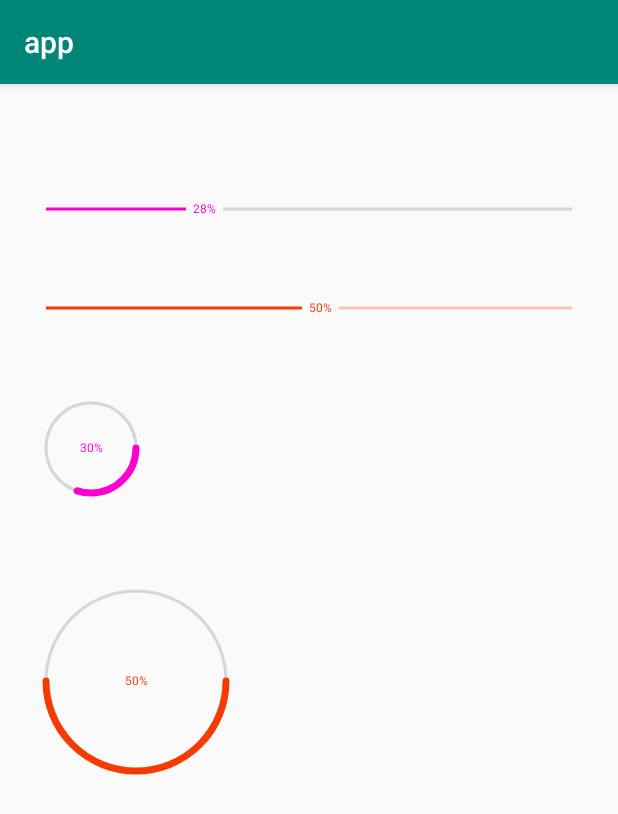
After one commit to 13120241790/customview, an Android app: the ShowProgressBarActivity screen opened directly, with no data from a screen before it, on a phone screen of 412 x 824 dp. The commit adds this screen. Shown: the top 814 px of the screen. Run offline under Robolectric (Android 15) with nearby library versions, the phone set to English and light mode, and no system bars.

Commit message:
update progressbar

```diff
--- a/app/src/main/AndroidManifest.xml
+++ b/app/src/main/AndroidManifest.xml
@@ -17,7 +17,8 @@
                 <category android:name="android.intent.category.LAUNCHER" />
             </intent-filter>
         </activity>
-        <activity android:name=".ConstraintLayoutActivity" />
+        <activity android:name=".constraintlayout.ConstraintLayoutActivity" />
+        <activity android:name=".ShowProgressBarActivity" />
     </application>
 
 </manifest>
--- a/app/src/main/java/com/custom/view/MainActivity.java
+++ b/app/src/main/java/com/custom/view/MainActivity.java
@@ -4,6 +4,8 @@ import android.content.Intent;
 import android.support.v7.app.AppCompatActivity;
 import android.os.Bundle;
 import android.view.View;
+
+import com.custom.view.constraintlayout.ConstraintLayoutActivity;
 
 public class MainActivity extends AppCompatActivity {
 
@@ -16,4 +18,8 @@ public class MainActivity extends AppCompatActivity {
     public void constraintLayout(View view) {
         startActivity(new Intent(this, ConstraintLayoutActivity.class));
     }
+
+    public void showProgressBar(View view) {
+        startActivity(new Intent(this, ShowProgressBarActivity.class));
+    }
 }
--- /dev/null
+++ b/app/src/main/java/com/custom/view/ShowProgressBarActivity.java
@@ -0,0 +1,66 @@
+package com.custom.view;
+
+import android.app.Activity;
+import android.os.Bundle;
+import android.os.Handler;
+import android.os.Message;
+import android.support.annotation.Nullable;
+import android.support.v7.app.AppCompatActivity;
+
+import com.custom.view.progressbar.HorizontalProgressBarWithNumber;
+
+import java.lang.ref.WeakReference;
+
+public class ShowProgressBarActivity extends AppCompatActivity {
+
+    private static HorizontalProgressBarWithNumber mProgressBar;
+
+
+    private static final int MSG_PROGRESS_UPDATE = 0x110;
+
+    private static MyHandler mHandler;
+
+    @Override
+    protected void onCreate(@Nullable Bundle savedInstanceState) {
+        super.onCreate(savedInstanceState);
+        setContentView(R.layout.activity_show_progress);
+        mProgressBar = (HorizontalProgressBarWithNumber) findViewById(R.id.id_progressbar01);
+        mHandler = new MyHandler<>(this);
+        mHandler.sendEmptyMessage(MSG_PROGRESS_UPDATE);
+
+    }
+
+    @Override
+    protected void onDestroy() {
+        super.onDestroy();
+        mHandler.removeCallbacksAndMessages(null);
+        mHandler = null;
+    }
+
+
+    static class MyHandler<T> extends Handler {
+
+        // WeakReference to the outer class's instance.
+        private WeakReference<T> mOuter;
+
+        MyHandler(T t) {
+            mOuter = new WeakReference<>(t);
+        }
+
+
+        @Override
+        public void handleMessage(Message msg) {
+            T t = mOuter.get();
+            if (t instanceof Activity) {
+                // Do something with outer as your wish.
+                int progress = mProgressBar.getProgress();
+                mProgressBar.setProgress(++progress);
+                if (progress >= 100) {
+                    mHandler.removeMessages(MSG_PROGRESS_UPDATE);
+
+                }
+                mHandler.sendEmptyMessageDelayed(MSG_PROGRESS_UPDATE, 100);
+            }
+        }
+    }
+}
--- a/app/src/main/java/com/custom/view/ConstraintLayoutActivity.java
+++ b/app/src/main/java/com/custom/view/constraintlayout/ConstraintLayoutActivity.java
@@ -1,8 +1,10 @@
-package com.custom.view;
+package com.custom.view.constraintlayout;
 
 import android.os.Bundle;
 import android.support.annotation.Nullable;
 import android.support.v7.app.AppCompatActivity;
+
+import com.custom.view.R;
 
 public class ConstraintLayoutActivity extends AppCompatActivity {
     @Override
--- /dev/null
+++ b/app/src/main/java/com/custom/view/progressbar/HorizontalProgressBarWithNumber.java
@@ -0,0 +1,217 @@
+package com.custom.view.progressbar;
+
+import android.content.Context;
+import android.content.res.TypedArray;
+import android.graphics.Canvas;
+import android.graphics.Paint;
+import android.util.AttributeSet;
+import android.util.TypedValue;
+import android.widget.ProgressBar;
+
+import com.custom.view.R;
+
+public class HorizontalProgressBarWithNumber extends ProgressBar {
+
+
+    private static final int DEFAULT_TEXT_SIZE = 10;
+    private static final int DEFAULT_TEXT_COLOR = 0XFFFC00D1;
+    private static final int DEFAULT_COLOR_UNREACHED_COLOR = 0xFFd3d6da;
+    private static final int DEFAULT_HEIGHT_REACHED_PROGRESS_BAR = 2;
+    private static final int DEFAULT_HEIGHT_UNREACHED_PROGRESS_BAR = 2;
+    private static final int DEFAULT_SIZE_TEXT_OFFSET = 10;
+
+
+    /**
+     * painter of all drawing things
+     */
+    protected Paint mPaint = new Paint();
+    /**
+     * color of progress number
+     */
+    protected int mTextColor = DEFAULT_TEXT_COLOR;
+    /**
+     * size of text (sp)
+     */
+    protected int mTextSize = sp2px(DEFAULT_TEXT_SIZE);
+
+    /**
+     * offset of draw progress
+     */
+    protected int mTextOffset = dp2px(DEFAULT_SIZE_TEXT_OFFSET);
+
+    /**
+     * height of reached progress bar
+     */
+    protected int mReachedProgressBarHeight = dp2px(DEFAULT_HEIGHT_REACHED_PROGRESS_BAR);
+
+    /**
+     * color of reached bar
+     */
+    protected int mReachedBarColor = DEFAULT_TEXT_COLOR;
+    /**
+     * color of unreached bar
+     */
+    protected int mUnReachedBarColor = DEFAULT_COLOR_UNREACHED_COLOR;
+    /**
+     * height of unreached progress bar
+     */
+    protected int mUnReachedProgressBarHeight = dp2px(DEFAULT_HEIGHT_UNREACHED_PROGRESS_BAR);
+    /**
+     * view width except padding
+     */
+    protected int mRealWidth;
+
+    protected boolean mIfDrawText = true;
+
+
+    public HorizontalProgressBarWithNumber(Context context, AttributeSet attrs) {
+        this(context, attrs, 0);
+    }
+
+    public HorizontalProgressBarWithNumber(Context context, AttributeSet attrs, int defStyleAttr) {
+        super(context, attrs, defStyleAttr);
+
+        setHorizontalScrollBarEnabled(true);
+
+        obtainStyledAttributes(attrs);
+    }
+
+    private void obtainStyledAttributes(AttributeSet attrs) {
+
+        // init values from custom attributes
+        final TypedArray attributes = getContext().obtainStyledAttributes(
+                attrs, R.styleable.HorizontalProgressBarWithNumber);
+
+        mTextColor = attributes
+                .getColor(
+                        R.styleable.HorizontalProgressBarWithNumber_progress_text_color,
+                        DEFAULT_TEXT_COLOR);
+        mTextSize = (int) attributes.getDimension(
+                R.styleable.HorizontalProgressBarWithNumber_progress_text_size,
+                mTextSize);
+
+        mReachedBarColor = attributes
+                .getColor(
+                        R.styleable.HorizontalProgressBarWithNumber_progress_reached_color,
+                        mTextColor);
+        mUnReachedBarColor = attributes
+                .getColor(
+                        R.styleable.HorizontalProgressBarWithNumber_progress_unreached_color,
+                        DEFAULT_COLOR_UNREACHED_COLOR);
+        mReachedProgressBarHeight = (int) attributes
+                .getDimension(
+                        R.styleable.HorizontalProgressBarWithNumber_progress_reached_bar_height,
+                        mReachedProgressBarHeight);
+        mUnReachedProgressBarHeight = (int) attributes
+                .getDimension(
+                        R.styleable.HorizontalProgressBarWithNumber_progress_unreached_bar_height,
+                        mUnReachedProgressBarHeight);
+        mTextOffset = (int) attributes
+                .getDimension(
+                        R.styleable.HorizontalProgressBarWithNumber_progress_text_offset,
+                        mTextOffset);
+
+        int textVisible = attributes
+                .getInt(R.styleable.HorizontalProgressBarWithNumber_progress_text_visibility,
+                        VISIBLE);
+        if (textVisible != VISIBLE) {
+            mIfDrawText = false;
+        }
+        attributes.recycle();
+    }
+
+    @Override
+    protected synchronized void onMeasure(int widthMeasureSpec, int heightMeasureSpec) {
+        int heightMode = MeasureSpec.getMode(heightMeasureSpec);
+        if (heightMode != MeasureSpec.EXACTLY) { //如果不是直接指定高度单位  EXACTLY 精确的
+
+            float textHeight = (mPaint.descent() + mPaint.ascent());
+            int exceptHeight = (int) (getPaddingTop() + getPaddingBottom() + Math
+                    .max(Math.max(mReachedProgressBarHeight,
+                            mUnReachedProgressBarHeight), Math.abs(textHeight)));
+
+            heightMeasureSpec = MeasureSpec.makeMeasureSpec(exceptHeight, MeasureSpec.EXACTLY);
+
+        }
+
+        super.onMeasure(widthMeasureSpec, heightMeasureSpec);
+    }
+
+    @Override
+    protected synchronized void onDraw(Canvas canvas) {
+        canvas.save();
+        //画笔平移到指定paddingLeft， getHeight() / 2位置，注意以后坐标都为以此为0，0
+        canvas.translate(getPaddingLeft(), getHeight() / 2);
+
+        boolean noNeedBg = false;
+        //当前进度和总值的比例
+        float radio = getProgress() * 1.0f / getMax();
+        //已到达的宽度
+        float progressPosX = (int) (mRealWidth * radio);
+        //绘制的文本
+        String text = getProgress() + "%";
+
+        //拿到字体的宽度和高度
+        float textWidth = mPaint.measureText(text);
+        float textHeight = (mPaint.descent() + mPaint.ascent()) / 2;
+
+        //如果到达最后，则未到达的进度条不需要绘制
+        if (progressPosX + textWidth > mRealWidth) {
+            progressPosX = mRealWidth - textWidth;
+            noNeedBg = true;
+        }
+
+        // 绘制已到达的进度
+        float endX = progressPosX - mTextOffset / 2;
+        if (endX > 0) {
+            mPaint.setColor(mReachedBarColor);
+            mPaint.setStrokeWidth(mReachedProgressBarHeight);
+            canvas.drawLine(0, 0, endX, 0, mPaint);
+        }
+
+        // 绘制文本
+        if (mIfDrawText) {
+            mPaint.setColor(mTextColor);
+            canvas.drawText(text, progressPosX, -textHeight, mPaint);
+        }
+
+        // 绘制未到达的进度条
+        if (!noNeedBg) {
+            float start = progressPosX + mTextOffset / 2 + textWidth;
+            mPaint.setColor(mUnReachedBarColor);
+            mPaint.setStrokeWidth(mUnReachedProgressBarHeight);
+            canvas.drawLine(start, 0, mRealWidth, 0, mPaint);
+        }
+
+        canvas.restore();
+
+    }
+
+    @Override
+    protected void onSizeChanged(int w, int h, int oldw, int oldh) {
+        super.onSizeChanged(w, h, oldw, oldh);
+        mRealWidth = w - getPaddingRight() - getPaddingLeft();
+    }
+
+    /**
+     * dp 2 px
+     *
+     * @param dpVal
+     */
+    protected int dp2px(int dpVal) {
+        return (int) TypedValue.applyDimension(TypedValue.COMPLEX_UNIT_DIP,
+                dpVal, getResources().getDisplayMetrics());
+    }
+
+    /**
+     * sp 2 px
+     *
+     * @param spVal
+     * @return
+     */
+    protected int sp2px(int spVal) {
+        return (int) TypedValue.applyDimension(TypedValue.COMPLEX_UNIT_SP,
+                spVal, getResources().getDisplayMetrics());
+
+    }
+}
--- /dev/null
+++ b/app/src/main/java/com/custom/view/progressbar/RoundProgressBarWidthNumber.java
@@ -0,0 +1,99 @@
+package com.custom.view.progressbar;
+
+import android.content.Context;
+import android.content.res.TypedArray;
+import android.graphics.Canvas;
+import android.graphics.Paint;
+import android.graphics.RectF;
+import android.util.AttributeSet;
+
+import com.custom.view.R;
+
+public class RoundProgressBarWidthNumber extends HorizontalProgressBarWithNumber {
+
+    /**
+     * mRadius of view
+     */
+    private int mRadius = dp2px(30);
+
+    public RoundProgressBarWidthNumber(Context context) {
+        super(context, null);
+    }
+
+    public RoundProgressBarWidthNumber(Context context, AttributeSet attrs) {
+        super(context, attrs);
+        mReachedProgressBarHeight = (int) (mUnReachedProgressBarHeight * 2.5f);
+        TypedArray ta = context.obtainStyledAttributes(attrs,
+                R.styleable.RoundProgressBarWidthNumber);
+        mRadius = (int) ta.getDimension(
+                R.styleable.RoundProgressBarWidthNumber_radius, mRadius);
+        ta.recycle();
+
+        mTextSize = sp2px(14);
+
+        mPaint.setStyle(Paint.Style.STROKE);
+        mPaint.setAntiAlias(true);
+        mPaint.setDither(true);
+        mPaint.setStrokeCap(Paint.Cap.ROUND);
+
+    }
+
+    @Override
+    protected synchronized void onMeasure(int widthMeasureSpec,
+                                          int heightMeasureSpec) {
+        int heightMode = MeasureSpec.getMode(heightMeasureSpec);
+        int widthMode = MeasureSpec.getMode(widthMeasureSpec);
+
+        int paintWidth = Math.max(mReachedProgressBarHeight,
+                mUnReachedProgressBarHeight);
+
+        if (heightMode != MeasureSpec.EXACTLY) {
+
+            int exceptHeight = (int) (getPaddingTop() + getPaddingBottom()
+                    + mRadius * 2 + paintWidth);
+            heightMeasureSpec = MeasureSpec.makeMeasureSpec(exceptHeight,
+                    MeasureSpec.EXACTLY);
+        }
+        if (widthMode != MeasureSpec.EXACTLY) {
+            int exceptWidth = (int) (getPaddingLeft() + getPaddingRight()
+                    + mRadius * 2 + paintWidth);
+            widthMeasureSpec = MeasureSpec.makeMeasureSpec(exceptWidth,
+                    MeasureSpec.EXACTLY);
+        }
+
+        super.onMeasure(heightMeasureSpec, heightMeasureSpec);
+
+    }
+
+    @Override
+    protected synchronized void onDraw(Canvas canvas) {
+
+        String text = getProgress() + "%";
+        // mPaint.getTextBounds(text, 0, text.length(), mTextBound);
+        float textWidth = mPaint.measureText(text);
+        float textHeight = (mPaint.descent() + mPaint.ascent()) / 2;
+
+        canvas.save();
+        canvas.translate(getPaddingLeft(), getPaddingTop());
+        mPaint.setStyle(Paint.Style.STROKE);
+        // draw unreaded bar
+        mPaint.setColor(mUnReachedBarColor);
+        mPaint.setStrokeWidth(mUnReachedProgressBarHeight);
+        canvas.drawCircle(mRadius, mRadius, mRadius, mPaint);
+        // draw reached bar
+        mPaint.setColor(mReachedBarColor);
+        mPaint.setStrokeWidth(mReachedProgressBarHeight);
+        float sweepAngle = getProgress() * 1.0f / getMax() * 360;
+        canvas.drawArc(new RectF(0, 0, mRadius * 2, mRadius * 2), 0,
+                sweepAngle, false, mPaint);
+        // draw text
+        mPaint.setStyle(Paint.Style.FILL);
+        canvas.drawText(text, mRadius - textWidth / 2, mRadius - textHeight,
+                mPaint);
+
+        canvas.restore();
+
+    }
+
+
+}
--- /dev/null
+++ b/app/src/main/java/com/custom/view/surfaceview/SurfaceViewTempalte.java
@@ -0,0 +1,16 @@
+package com.custom.view.surfaceview;
+
+import android.content.Context;
+import android.util.AttributeSet;
+import android.view.SurfaceView;
+
+public class SurfaceViewTempalte extends SurfaceView {
+
+    public SurfaceViewTempalte(Context context) {
+        this(context, null);
+    }
+
+    public SurfaceViewTempalte(Context context, AttributeSet attrs) {
+        super(context, attrs);
+    }
+}
--- a/app/src/main/res/layout/activity_main.xml
+++ b/app/src/main/res/layout/activity_main.xml
@@ -22,7 +22,8 @@
         android:layout_width="wrap_content"
         android:layout_height="wrap_content"
         android:layout_marginLeft="10dp"
-        android:text="Hello World!"
+        android:onClick="showProgressBar"
+        android:text="showProgressBar"
         app:layout_constraintLeft_toRightOf="@id/tv1"
         app:layout_constraintTop_toTopOf="@id/tv1" />
 
--- /dev/null
+++ b/app/src/main/res/layout/activity_show_progress.xml
@@ -0,0 +1,50 @@
+<ScrollView xmlns:android="http://schemas.android.com/apk/res/android"
+    xmlns:tools="http://schemas.android.com/tools"
+    xmlns:zhy="http://schemas.android.com/apk/res-auto"
+    android:layout_width="match_parent"
+    android:layout_height="match_parent">
+
+    <LinearLayout
+        android:layout_width="match_parent"
+        android:layout_height="match_parent"
+        android:orientation="vertical"
+        android:padding="25dp">
+
+        <com.custom.view.progressbar.HorizontalProgressBarWithNumber
+            android:id="@+id/id_progressbar01"
+            android:layout_width="match_parent"
+            android:layout_height="wrap_content"
+            android:layout_marginTop="50dip"
+            android:padding="5dp" />
+
+
+        <com.custom.view.progressbar.HorizontalProgressBarWithNumber
+            android:layout_width="match_parent"
+            android:layout_height="wrap_content"
+            android:layout_marginTop="50dip"
+            android:padding="5dp"
+            android:progress="50"
+            zhy:progress_text_color="#ffF53B03"
+            zhy:progress_unreached_color="#ffF7C6B7" />
+
+        <com.custom.view.progressbar.RoundProgressBarWidthNumber
+            android:id="@+id/id_progress02"
+            android:layout_width="match_parent"
+            android:layout_height="wrap_content"
+            android:layout_marginTop="50dip"
+            android:padding="5dp"
+            android:progress="30" />
+
+        <com.custom.view.progressbar.RoundProgressBarWidthNumber
+            android:layout_width="match_parent"
+            android:layout_height="wrap_content"
+            android:layout_marginTop="50dip"
+            android:padding="5dp"
+            android:progress="50"
+            zhy:progress_reached_bar_height="20dp"
+            zhy:progress_text_color="#ffF53B03"
+            zhy:radius="60dp" />
+
+    </LinearLayout>
+
+</ScrollView>
--- /dev/null
+++ b/app/src/main/res/values/attr_progress_bar.xml
@@ -0,0 +1,22 @@
+<?xml version="1.0" encoding="utf-8"?>
+<resources>
+
+    <declare-styleable name="HorizontalProgressBarWithNumber">
+        <attr name="progress_unreached_color" format="color" />
+        <attr name="progress_reached_color" format="color" />
+        <attr name="progress_reached_bar_height" format="dimension" />
+        <attr name="progress_unreached_bar_height" format="dimension" />
+        <attr name="progress_text_size" format="dimension" />
+        <attr name="progress_text_color" format="color" />
+        <attr name="progress_text_offset" format="dimension" />
+        <attr name="progress_text_visibility" format="enum">
+            <enum name="visible" value="0" />
+            <enum name="invisible" value="1" />
+        </attr>
+    </declare-styleable>
+
+    <declare-styleable name="RoundProgressBarWidthNumber">
+        <attr name="radius" format="dimension" />
+    </declare-styleable>
+
+</resources>
```
